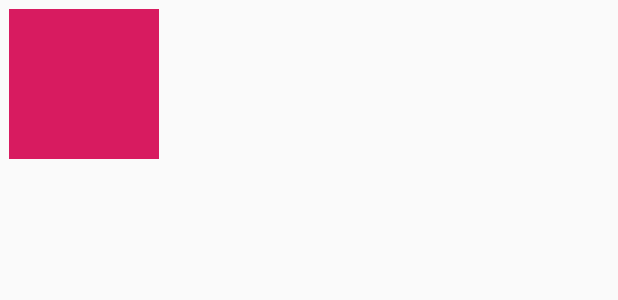
After one commit to yatochk/SecureApp, an Android app: the layout gallery_item.xml on its own in the app's theme, with its tools: preview values and no code run, on a phone screen of 412 x 824 dp. The commit adds this screen. Shown: the top 300 px of the screen. Run offline under Robolectric (Android 15) with nearby library versions, the phone set to English and light mode, and no system bars.

Commit message:
inject and vm

```diff
--- a/app/build.gradle
+++ b/app/build.gradle
@@ -51,6 +51,7 @@ dependencies {
     implementation 'androidx.navigation:navigation-fragment-ktx:2.1.0'
     implementation 'androidx.navigation:navigation-ui-ktx:2.1.0'
     implementation 'com.google.android:flexbox:1.1.1'
+    implementation 'com.github.bumptech.glide:glide:4.9.0'
 
     //test
     testImplementation 'junit:junit:4.12'
--- a/app/src/main/java/com/yatochk/secure/app/ui/home/GalleryViewModel.kt
+++ b/app/src/main/java/com/yatochk/secure/app/ui/home/GalleryViewModel.kt
@@ -1,9 +1,14 @@
 package com.yatochk.secure.app.ui.home
 
+import androidx.lifecycle.LiveData
+import androidx.lifecycle.MutableLiveData
 import androidx.lifecycle.ViewModel
+import java.io.File
 import javax.inject.Inject
 
 class GalleryViewModel @Inject constructor() : ViewModel() {
 
+    private val mutableImages = MutableLiveData<List<File>>()
+    val images: LiveData<List<File>> = mutableImages
 
 }
--- /dev/null
+++ b/app/src/main/res/layout/gallery_item.xml
@@ -0,0 +1,20 @@
+<?xml version="1.0" encoding="utf-8"?>
+<androidx.constraintlayout.widget.ConstraintLayout xmlns:android="http://schemas.android.com/apk/res/android"
+    xmlns:app="http://schemas.android.com/apk/res-auto"
+    android:id="@+id/parent_video_item"
+    android:layout_width="wrap_content"
+    android:layout_height="wrap_content"
+    android:layout_margin="6dp">
+
+    <ImageView
+        android:id="@+id/gallery_image"
+        android:layout_width="100dp"
+        android:layout_height="100dp"
+        android:foregroundGravity="center"
+        app:layout_constraintBottom_toBottomOf="parent"
+        app:layout_constraintEnd_toEndOf="parent"
+        app:layout_constraintStart_toStartOf="parent"
+        app:layout_constraintTop_toTopOf="parent"
+        app:srcCompat="@color/colorAccent" />
+
+</androidx.constraintlayout.widget.ConstraintLayout>
```
Also changed, not shown: app/src/main/java/com/yatochk/secure/app/ui/browser/BrowserFragment.kt (+2 -8 lines), app/src/main/java/com/yatochk/secure/app/ui/home/GalleryFragment.kt (+14 -0 lines), app/src/main/java/com/yatochk/secure/app/ui/home/GalleryRecyclerAdapter.kt (added, +64 -0 lines), app/src/main/res/layout/fragment_gallery.xml (+3 -13 lines).
